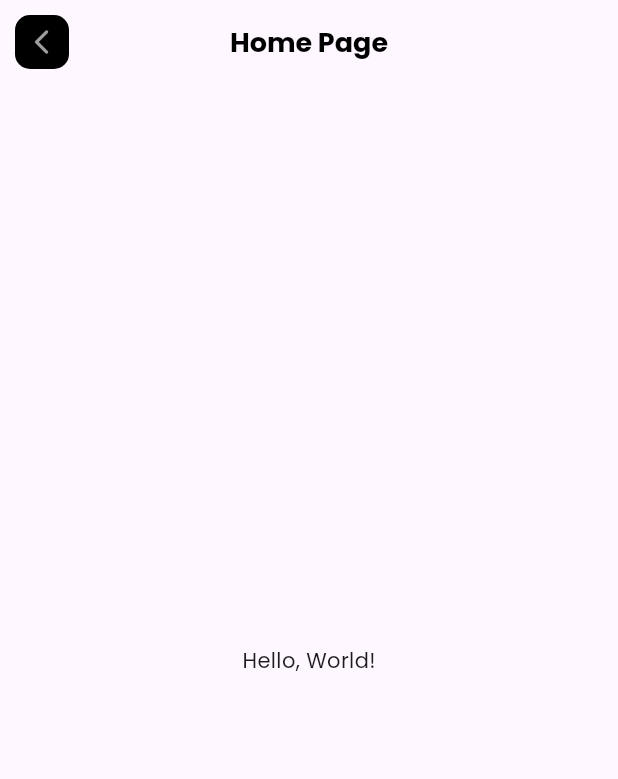
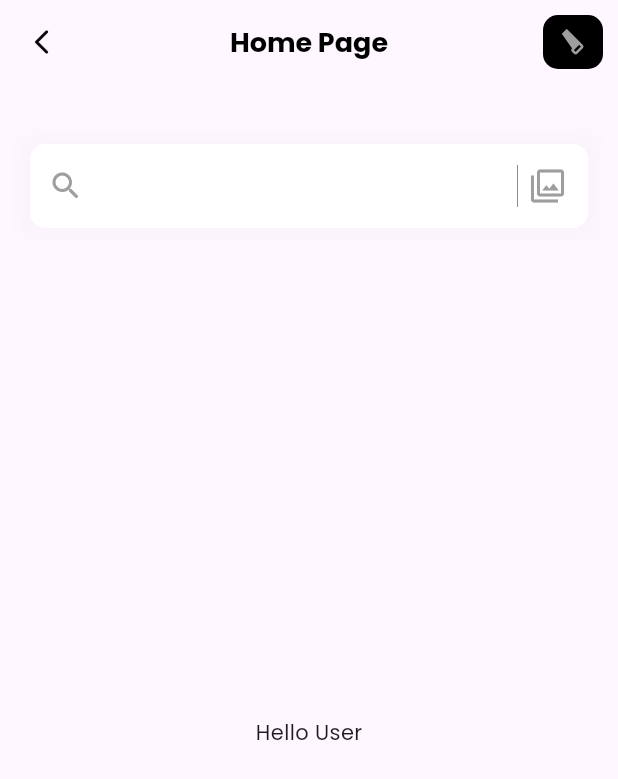
Before and after one commit to potakaaa/practice-flutter-app, a Flutter app: the screen it shows after launch, on a phone screen of 412 x 824 dp. Shown: the top 779 px of the screen. Run offline on Flutter 3.47's test engine with Material 3 defaults, Android fonts, the phone set to English and light mode, and no system bars; our stand-ins replace google_fonts.

Commit message:
implemented app bar and search bar

```diff
--- a/lib/screens/home.dart
+++ b/lib/screens/home.dart
@@ -5,7 +5,56 @@ class HomePage extends StatelessWidget {
 
   @override
   Widget build(BuildContext context) {
-    return Scaffold(appBar: bar(), body: Center(child: Text('Hello, World!')));
+    return Scaffold(
+      appBar: bar(),
+      body: Column(children: [searchBar(), helloUser()]),
+    );
+  }
+
+  Expanded helloUser() => Expanded(child: Center(child: Text("Hello User")));
+
+  Container searchBar() {
+    return Container(
+      margin: EdgeInsets.only(top: 40, left: 20, right: 20),
+      decoration: BoxDecoration(
+        boxShadow: [
+          BoxShadow(
+            color: Colors.black12.withAlpha(5),
+            blurRadius: 10,
+            spreadRadius: 5,
+          ),
+        ],
+      ),
+      child: TextField(
+        decoration: InputDecoration(
+          filled: true,
+          fillColor: Colors.white,
+          border: OutlineInputBorder(
+            borderRadius: BorderRadius.circular(10),
+            borderSide: BorderSide.none,
+          ),
+          prefixIcon: Icon(Icons.search_rounded, color: Colors.grey),
+          suffixIcon: IntrinsicHeight(
+            child: Row(
+              mainAxisAlignment: MainAxisAlignment.end,
+
+              children: [
+                VerticalDivider(
+                  color: Colors.black,
+                  thickness: 0.3,
+                  indent: 10,
+                  endIndent: 10,
+                ),
+                Padding(
+                  padding: const EdgeInsets.only(right: 15),
+                  child: Icon(Icons.filter_outlined, color: Colors.grey),
+                ),
+              ],
+            ),
+          ),
+        ),
+      ),
+    );
   }
 
   AppBar bar() {
@@ -20,22 +69,33 @@ class HomePage extends StatelessWidget {
       ),
       centerTitle: true,
       leading: Container(
+        width: 40,
+        height: 40,
         margin: EdgeInsets.all(10),
         decoration: BoxDecoration(
+          color: Colors.transparent,
+          borderRadius: BorderRadius.circular(10),
+        ),
+        child: Icon(
+          Icons.arrow_back_ios_rounded,
           color: Colors.black,
-          borderRadius: BorderRadius.circular(10),
-          // boxShadow: [
-          //   BoxShadow(
-          //     color: Colors.black12,
-          //     blurRadius: 29,
-          //     spreadRadius: 10,
-          //     offset: Offset(10, 10),
-          //     blurStyle: BlurStyle.outer,
-          //   ),
-          // ],
+          size: 20,
         ),
-        child: Icon(Icons.arrow_back_ios_rounded, color: Colors.grey, size: 20),
       ),
+      actions: [
+        GestureDetector(
+          child: Container(
+            margin: EdgeInsets.all(10),
+            width: 40,
+            height: 40,
+            decoration: BoxDecoration(
+              color: Colors.black,
+              borderRadius: BorderRadius.circular(10),
+            ),
+            child: Icon(Icons.carpenter, color: Colors.grey, size: 20),
+          ),
+        ),
+      ],
     );
   }
 }
```
